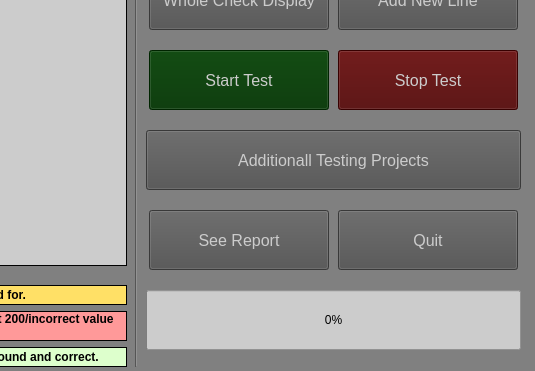
Before: the Qt Designer form main_design.ui in yvgenyk/API-Test2, drawn with Qt 5; both pictures show x 375 to 910 and y 274 to 645 of the 910 by 645 pixel window.
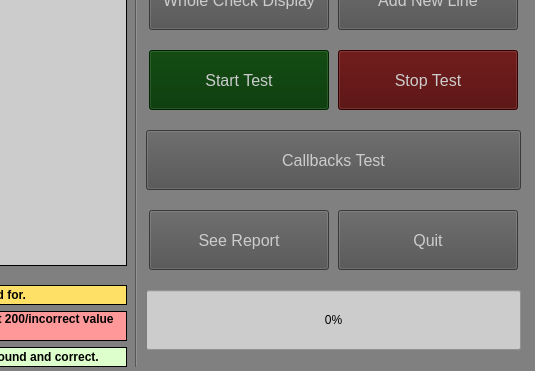
After: the same form once the commit is applied. Icons and pictures are not drawn.

The edit to the form file:
```diff
--- a/main_design.ui
+++ b/main_design.ui
@@ -420,7 +420,7 @@
 color: rgb(204,204,204);</string>
         </property>
         <property name="text">
-         <string>Additionall Testing Projects</string>
+         <string>Callbacks Test</string>
         </property>
        </widget>
       </item>
```
Left out of the diff: 2 changed lines with no effect on the pictures.
